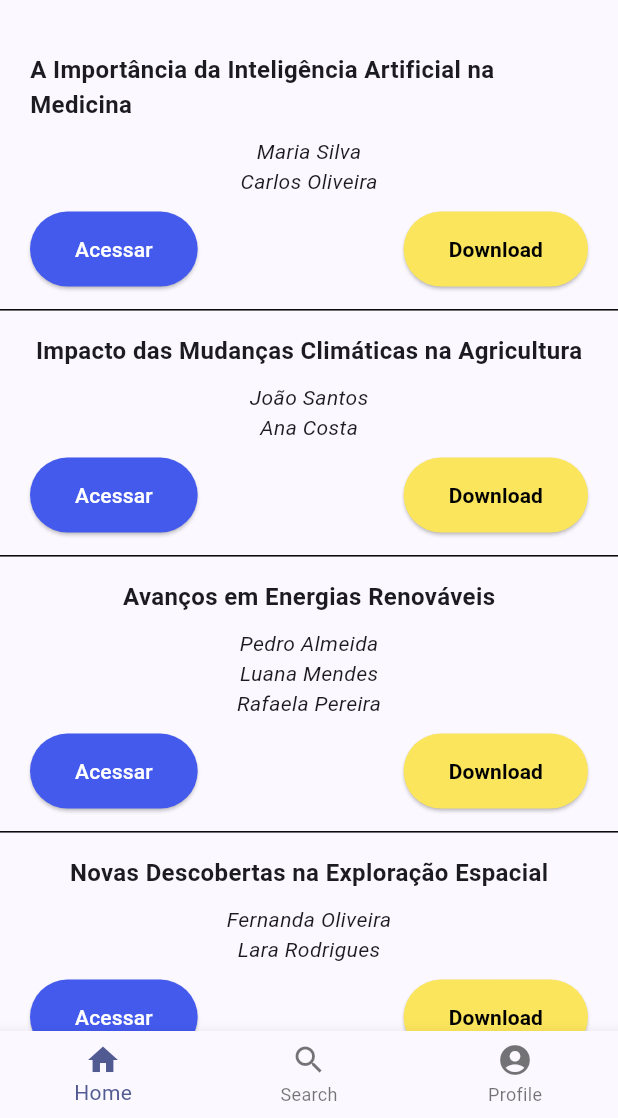
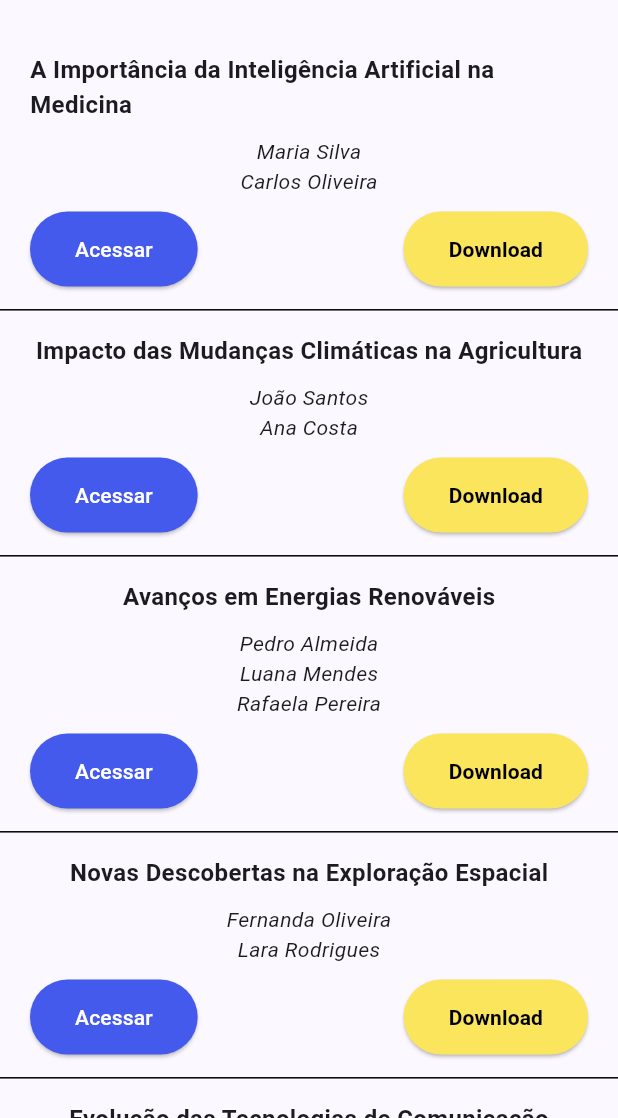
Before and after one commit to rafasandev/Uni_papers, a Flutter app: the HomePage screen opened directly, on a phone screen of 412 x 824 dp, the part 118-1236 px from its top. Run offline on Flutter 3.47's test engine with Material 3 defaults, Android fonts, the phone set to English and light mode, and no system bars.

Commit message:
organização de páginas para o bottomnavigation bar

```diff
--- a/lib/main.dart
+++ b/lib/main.dart
@@ -2,6 +2,8 @@ import 'package:flutter/material.dart';
 import 'package:unipapers_project/pages/cadastro_page.dart';
 import 'package:unipapers_project/pages/home_page.dart';
 import 'package:unipapers_project/pages/login_page.dart';
+import 'package:unipapers_project/pages/main_page.dart';
+import 'package:unipapers_project/pages/search_page.dart';
 import 'package:unipapers_project/utils/colors.dart';
 
 void main() {
@@ -22,9 +24,9 @@ class MyApp extends StatelessWidget {
       routes: {
         '/': (context) => LoginPage(),
         '/cadastro_page': (context) => CadastroPage(),
-        '/home_page': (context) => HomePage(),
-        '/search_page': (context) => CadastroPage(),
-        '/profile_page': (context) => CadastroPage(),
+        '/main_page': (context) => MainPage(),
+        // '/search_page': (context) => SearchPage(),
+        // '/profile_page': (context) => CadastroPage(),
       },
     );
   }
--- a/lib/models/components/bottom_appbar.dart
+++ /dev/null
@@ -1,50 +0,0 @@
-import 'package:flutter/cupertino.dart';
-import 'package:flutter/material.dart';
-import 'package:flutter/services.dart';
-import 'package:unipapers_project/utils/colors.dart';
-import 'package:unipapers_project/utils/courses_list.dart';
-import 'package:flutter/rendering.dart';
-import 'package:flutter/widgets.dart';
-
-class BottomBarComponent extends StatefulWidget {
-  const BottomBarComponent({super.key});
-
-  @override
-  State<BottomBarComponent> createState() => _BottomBarComponentState();
-}
-
-class _BottomBarComponentState extends State<BottomBarComponent> {
-  int _currentIndex = 0;
-
-  @override
-  Widget build(BuildContext context) {
-    return BottomNavigationBar(
-      onTap: (value) {
-        if (value == 0) {
-          Navigator.pushNamed(context, '/home_page');
-        }
-        if (value == 1) {
-          Navigator.pushNamed(context, '/search_page');
-        }
-        if (value == 2) {
-          Navigator.pushNamed(context, '/profile_page');
-        }
-      },
-      items: const <BottomNavigationBarItem>[
-        BottomNavigationBarItem(
-          icon: Icon(Icons.home),
-          label: "Home",
-        ),
-        BottomNavigationBarItem(
-          icon: Icon(Icons.search),
-          label: "Search",
-        ),
-        BottomNavigationBarItem(
-          icon: Icon(Icons.account_circle),
-          label: "Profile",
-        ),
-      ],
-      currentIndex: _currentIndex,
-    );
-  }
-}
--- a/lib/pages/cadastro_page.dart
+++ b/lib/pages/cadastro_page.dart
@@ -320,7 +320,7 @@ class _CadastroPageState extends State<CadastroPage> {
                   ElevatedButton(
                     onPressed: () {
                       // Navigator.pop(context);
-                      Navigator.pushNamed(context, '/home_page');
+                      Navigator.pushNamed(context, '/main_page');
                     },
                     style: ElevatedButton.styleFrom(
                       backgroundColor: blue,
--- a/lib/pages/home_page.dart
+++ b/lib/pages/home_page.dart
@@ -1,5 +1,4 @@
 import 'package:flutter/material.dart';
-import 'package:unipapers_project/models/components/bottom_appbar.dart';
 import 'package:unipapers_project/models/entities/article.dart';
 
 import '../models/components/article_widget.dart';
@@ -29,7 +28,6 @@ class _HomePageState extends State<HomePage> {
           ],
         ),
       ),
-      bottomNavigationBar: BottomBarComponent(),
     );
   }
 }
--- a/lib/pages/login_page.dart
+++ b/lib/pages/login_page.dart
@@ -1,7 +1,4 @@
 import 'package:flutter/material.dart';
-import 'package:unipapers_project/utils/http_requests/connections.dart';
-import '../models/entities/reader.dart';
-import '../models/entities/writer.dart';
 import '../widgets/util_functions.dart';
 import '/utils/colors.dart';
 
```
Also changed, not shown: lib/pages/main_page.dart (added, +62 -0 lines), lib/pages/search_page.dart (added, +31 -0 lines).
